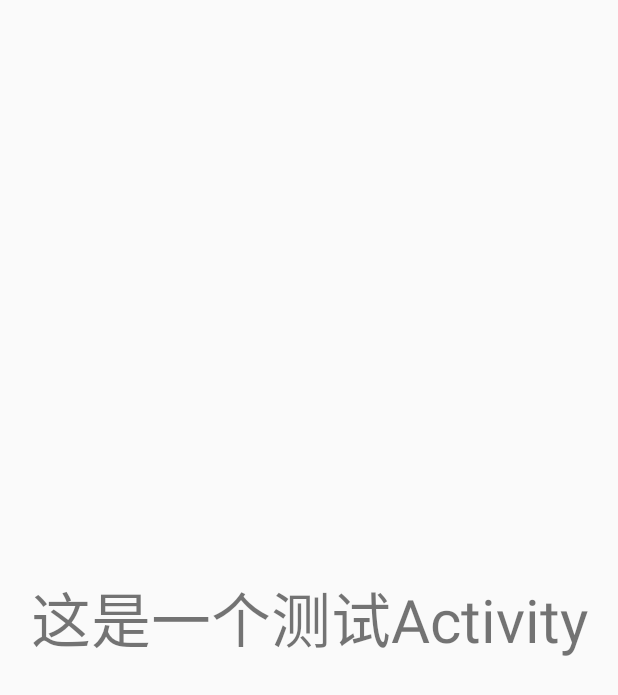
After one commit to jingtalk/GIT-Demo, an Android app: the layout activity_second.xml on its own in the app's theme, with its tools: preview values and no code run, on a phone screen of 412 x 824 dp. The commit adds this screen. Shown: the top 695 px of the screen. Run offline under Robolectric (Android 15) with nearby library versions, the phone set to English and light mode, and no system bars.

Commit message:
update doc + demo

```diff
--- a/KotlinSample/src/main/AndroidManifest.xml
+++ b/KotlinSample/src/main/AndroidManifest.xml
@@ -19,6 +19,8 @@
                 <category android:name="android.intent.category.LAUNCHER" />
             </intent-filter>
         </activity>
+
+        <activity android:name=".SecondActivity" />
     </application>
 
 </manifest>
--- a/KotlinSample/src/main/kotlin/com/jing/kotlin/sample/SecondActivity.kt
+++ b/KotlinSample/src/main/kotlin/com/jing/kotlin/sample/SecondActivity.kt
@@ -1,4 +1,7 @@
 package com.jing.kotlin.sample
+
+import android.os.Bundle
+import android.support.v7.app.AppCompatActivity
 
 /**
  * <pre>
@@ -9,3 +12,11 @@ package com.jing.kotlin.sample
  *     version: 1.0
  * </pre>
  */
+
+class SecondActivity : AppCompatActivity() {
+
+    override fun onCreate(savedInstanceState: Bundle?) {
+        super.onCreate(savedInstanceState)
+        setContentView(R.layout.activity_second);
+    }
+}
--- /dev/null
+++ b/KotlinSample/src/main/res/layout/activity_second.xml
@@ -0,0 +1,22 @@
+<?xml version="1.0" encoding="utf-8"?>
+<android.support.constraint.ConstraintLayout xmlns:android="http://schemas.android.com/apk/res/android"
+    xmlns:app="http://schemas.android.com/apk/res-auto"
+    xmlns:tools="http://schemas.android.com/tools"
+    android:id="@+id/activity_main"
+    android:layout_width="match_parent"
+    android:layout_height="match_parent"
+    android:paddingBottom="@dimen/activity_vertical_margin"
+    android:paddingLeft="@dimen/activity_horizontal_margin"
+    android:paddingRight="@dimen/activity_horizontal_margin"
+    android:paddingTop="@dimen/activity_vertical_margin"
+    tools:context="com.jing.kotlin.sample.SecondActivity">
+
+    <TextView
+        android:layout_width="match_parent"
+        android:layout_height="match_parent"
+        android:gravity="center"
+        android:text="这是一个测试Activity"
+        android:textSize="40dp"
+        app:layout_constraintStart_toStartOf="parent"
+        app:layout_constraintTop_toTopOf="parent" />
+</android.support.constraint.ConstraintLayout>
--- a/VerifySample/build.gradle
+++ b/VerifySample/build.gradle
@@ -18,6 +18,7 @@ android {
             proguardFiles getDefaultProguardFile('proguard-android.txt'), 'proguard-rules.pro'
         }
     }
+    buildToolsVersion '27.0.1'
 }
 
 dependencies {
--- a/build.gradle
+++ b/build.gradle
@@ -7,7 +7,7 @@ buildscript {
     }
     ext.kotlin_version = '1.2.21'
     dependencies {
-        classpath 'com.android.tools.build:gradle:3.0.1'
+        classpath 'com.android.tools.build:gradle:3.1.0-alpha06'
         classpath "org.jetbrains.kotlin:kotlin-gradle-plugin:$kotlin_version"
 
         // NOTE: Do not place your application dependencies here; they belong
```
Also changed, not shown: gradle/wrapper/gradle-wrapper.properties, 1 other file.
